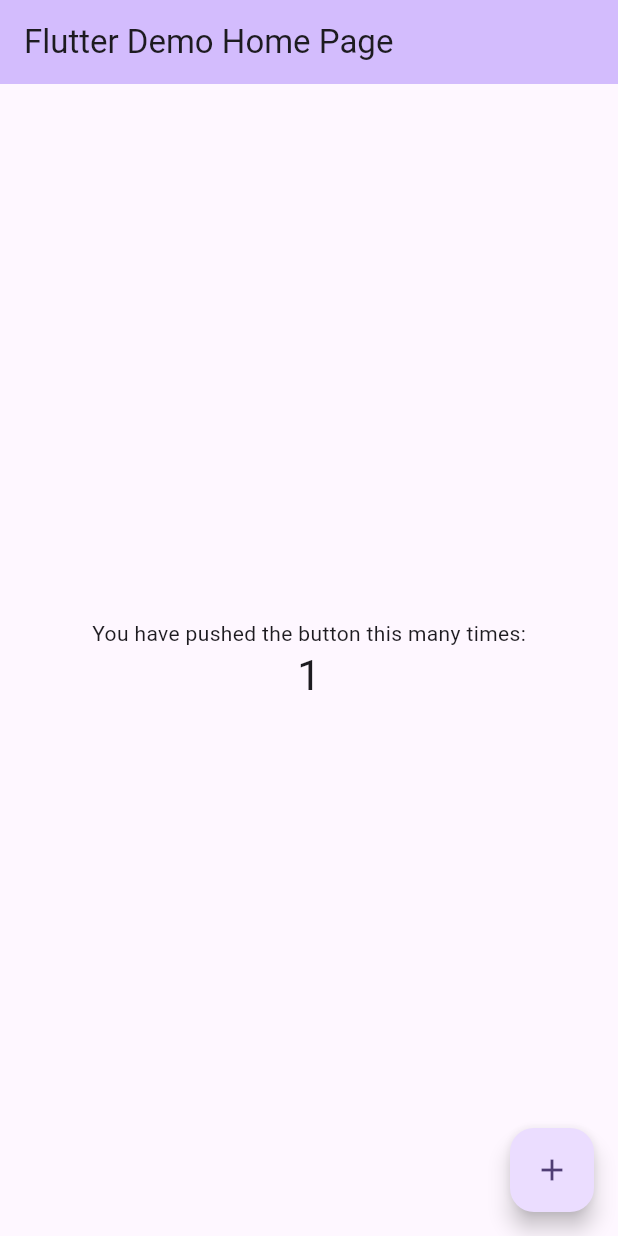
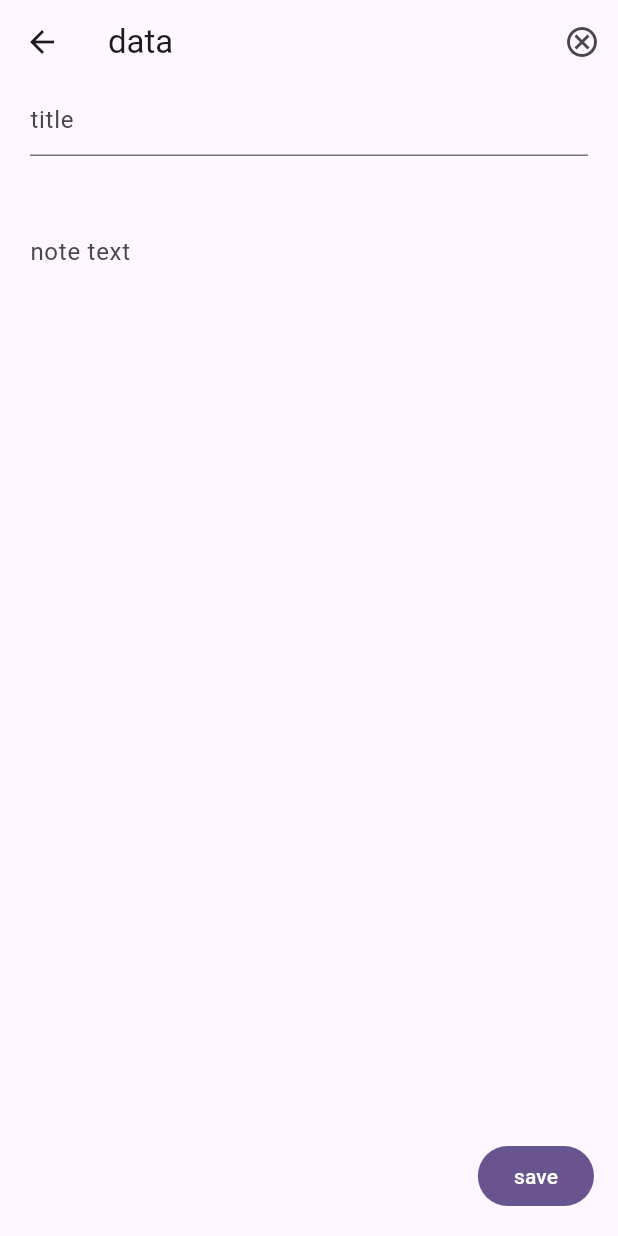
Before and after one commit to crazyysasha/notes, a Flutter app: the screen it shows after launch, after a tap on the "add" icon, on a phone screen of 412 x 824 dp. Run offline on Flutter 3.47's test engine with Material 3 defaults, Android fonts, the phone set to English and light mode, and no system bars; our stand-ins replace bloc, freezed_annotation, go_router, hive; missing offline and left inert: dart:ffi; accounts and stored records are empty.

Commit message:
add bloc and screens

```diff
--- /dev/null
+++ b/lib/blocs/note_list_bloc/note_list_event.dart
@@ -0,0 +1,6 @@
+part of 'note_list_bloc.dart';
+
+@freezed
+class NoteListEvent with _$NoteListEvent {
+  const factory NoteListEvent.loadRequested() = _LoadRequested;
+}
--- /dev/null
+++ b/lib/core/config/router.dart
@@ -0,0 +1,44 @@
+import 'package:go_router/go_router.dart';
+import 'package:notes/screens/deleted_notes_screen.dart';
+import 'package:notes/screens/home_screen.dart';
+import 'package:notes/screens/note_edit_screen.dart';
+import 'package:notes/screens/shell_scaffold.dart';
+
+class NotesRouter {
+  final GoRouter router = GoRouter(
+    initialLocation: '/',
+    routes: [
+      StatefulShellRoute.indexedStack(
+        builder: (context, state, navigationShell) => ShellScaffold(
+          navigationShell: navigationShell,
+        ),
+        branches: [
+          StatefulShellBranch(
+            routes: [
+              GoRoute(
+                name: 'notes',
+                path: '/',
+                builder: (context, state) => const HomeScreen(),
+                routes: [],
+              ),
+            ],
+          ),
+          StatefulShellBranch(
+            routes: [
+              GoRoute(
+                name: 'deleted notes',
+                path: '/deleted',
+                builder: (context, state) => const DeletedNotesScreen(),
+              ),
+            ],
+          ),
+        ],
+      ),
+      GoRoute(
+        name: 'note.edit',
+        path: '/edit',
+        builder: (context, state) => NotesEditScreen(),
+      ),
+    ],
+  );
+}
--- /dev/null
+++ b/lib/features/feature1/application/services/services.dart
@@ -0,0 +1,13 @@
+import 'dart:async';
+
+import 'package:notes/features/feature1/data/repositories/repositories.dart';
+
+import '../../data/models/models.dart';
+
+abstract class NotesDataSeriveInterface {
+  FutureOr<List<Note>> get();
+  FutureOr<Note> getById(dynamic id);
+  FutureOr<void> delete(dynamic id);
+  FutureOr<Note> store(Note model);
+  FutureOr<Note> update();
+}
--- a/lib/main.dart
+++ b/lib/main.dart
@@ -1,4 +1,7 @@
 import 'package:flutter/material.dart';
+import 'package:notes/core/config/router.dart';
+import 'package:notes/screens/home_screen.dart';
+import 'package:notes/screens/shell_scaffold.dart';
 
 void main() {
   runApp(const MyApp());
@@ -9,76 +12,36 @@ class MyApp extends StatelessWidget {
 
   @override
   Widget build(BuildContext context) {
-    return MaterialApp(
-      title: 'Flutter Demo',
+    return MaterialApp.router(
+      routerConfig: NotesRouter().router,
       theme: ThemeData(
         colorScheme: ColorScheme.fromSeed(seedColor: Colors.deepPurple),
         useMaterial3: true,
       ),
-      home: const MyHomePage(title: 'Flutter Demo Home Page'),
     );
   }
 }
 
 class MyHomePage extends StatefulWidget {
-  const MyHomePage({super.key, required this.title});
-
-  final String title;
+  const MyHomePage({super.key});
 
   @override
   State<MyHomePage> createState() => _MyHomePageState();
 }
 
 class _MyHomePageState extends State<MyHomePage> {
-  int _counter = 0;
-
-  void _incrementCounter() {
-    setState(() {
-      _counter++;
-    });
-  }
-
   @override
   Widget build(BuildContext context) {
     return Scaffold(
       appBar: AppBar(
         backgroundColor: Theme.of(context).colorScheme.inversePrimary,
-        title: Text(widget.title),
       ),
       body: Center(
-        // Center is a layout widget. It takes a single child and positions it
-        // in the middle of the parent.
         child: Column(
-          // Column is also a layout widget. It takes a list of children and
-          // arranges them vertically. By default, it sizes itself to fit its
-          // children horizontally, and tries to be as tall as its parent.
-          //
-          // Column has various properties to control how it sizes itself and
-          // how it positions its children. Here we use mainAxisAlignment to
-          // center the children vertically; the main axis here is the vertical
-          // axis because Columns are vertical (the cross axis would be
-          // horizontal).
-          //
-          // TRY THIS: Invoke "debug painting" (choose the "Toggle Debug Paint"
-          // action in the IDE, or press "p" in the console), to see the
-          // wireframe for each widget.
           mainAxisAlignment: MainAxisAlignment.center,
-          children: <Widget>[
-            const Text(
-              'You have pushed the button this many times:',
-            ),
-            Text(
-              '$_counter',
-              style: Theme.of(context).textTheme.headlineMedium,
-            ),
-          ],
+          children: [],
         ),
       ),
-      floatingActionButton: FloatingActionButton(
-        onPressed: _incrementCounter,
-        tooltip: 'Increment',
-        child: const Icon(Icons.add),
-      ), // This trailing comma makes auto-formatting nicer for build methods.
     );
   }
 }
--- /dev/null
+++ b/lib/screens/home_screen.dart
@@ -0,0 +1,27 @@
+import 'package:flutter/material.dart';
+import 'package:go_router/go_router.dart';
+
+class HomeScreen extends StatelessWidget {
+  const HomeScreen({super.key});
+
+  @override
+  Widget build(BuildContext context) {
+    return Scaffold(
+      appBar: AppBar(
+        title: Text('notes'),
+      ),
+      body: ListView.builder(
+        itemBuilder: (context, index) => ListTile(
+          onTap: () => context.push('/edit'),
+          title: Text('data'),
+        ),
+      ),
+      floatingActionButton: FloatingActionButton(
+        onPressed: () {
+          context.push('/edit');
+        },
+        child: Icon(Icons.add),
+      ),
+    );
+  }
+}
--- /dev/null
+++ b/lib/screens/note_edit_screen.dart
@@ -0,0 +1,99 @@
+import 'package:flutter/cupertino.dart';
+import 'package:flutter/material.dart';
+import 'package:flutter/widgets.dart';
+import 'package:go_router/go_router.dart';
+
+class NotesEditScreen extends StatelessWidget {
+  NotesEditScreen({super.key});
+
+  final FocusNode focusNode = FocusNode();
+  @override
+  Widget build(BuildContext context) {
+    return Scaffold(
+      appBar: AppBar(
+        title: const Text('data'),
+        actions: [
+          IconButton(
+            onPressed: () {
+              showDialog(
+                context: context,
+                builder: (context) => AlertDialog(
+                  actionsAlignment: MainAxisAlignment.spaceAround,
+                  title: const Text(
+                    'delete note?',
+                    textAlign: TextAlign.center,
+                  ),
+                  actions: [
+                    FilledButton(
+                      onPressed: () {},
+                      child: const Text('yes'),
+                    ),
+                    FilledButton(
+                      onPressed: () {},
+                      child: const Text('no'),
+                    ),
+                  ],
+                ),
+              );
+            },
+            icon: const Icon(Icons.cancel_outlined),
+          ),
+        ],
+      ),
+      body: GestureDetector(
+        onTap: () {
+          focusNode.requestFocus();
+        },
+        child: Column(
+          children: [
+            Expanded(
+              child: CustomScrollView(
+                scrollBehavior: const CupertinoScrollBehavior(),
+                slivers: [
+                  SliverFillRemaining(
+                    hasScrollBody: false,
+                    fillOverscroll: true,
+                    child: Column(
+                      children: [
+                        const Padding(
+                          padding: EdgeInsets.only(
+                            bottom: 40,
+                            left: 20,
+                            right: 20,
+                          ),
+                          child: TextField(
+                            decoration: InputDecoration(hintText: 'title'),
+                          ),
+                        ),
+                        Padding(
+                          padding: const EdgeInsets.only(
+                            bottom: 40,
+                            left: 20,
+                            right: 20,
+                          ),
+                          child: TextField(
+                            focusNode: focusNode,
+                            maxLines: 9999,
+                            minLines: 1,
+                            decoration: const InputDecoration(
+                              hintText: 'note text',
+                              border: InputBorder.none,
+                            ),
+                          ),
+                        ),
+                      ],
+                    ),
+                  ),
+                ],
+              ),
+            ),
+          ],
+        ),
+      ),
+      floatingActionButton: FilledButton(
+        onPressed: () {},
+        child: const Text('save'),
+      ),
+    );
+  }
+}
--- /dev/null
+++ b/lib/screens/shell_scaffold.dart
@@ -0,0 +1,34 @@
+import 'package:flutter/material.dart';
+import 'package:go_router/src/route.dart';
+
+class ShellScaffold extends StatelessWidget {
+  final StatefulNavigationShell navigationShell;
+  ShellScaffold({
+    super.key,
+    required this.navigationShell,
+  });
+
+  final Map<String, IconData> icons = {
+    'default': Icons.home,
+    'notes': Icons.notes_outlined,
+    'deleted notes': Icons.delete_outline_outlined,
+  };
+
+  @override
+  Widget build(BuildContext context) {
+    return Scaffold(
+      body: navigationShell,
+      bottomNavigationBar: BottomNavigationBar(
+        onTap: navigationShell.goBranch,
+        currentIndex: navigationShell.currentIndex,
+        items: [
+          for (final branch in navigationShell.route.branches)
+            BottomNavigationBarItem(
+              label: branch.defaultRoute!.name ?? 'fuck',
+              icon: Icon(icons[branch.defaultRoute?.name] ?? icons['default']),
+            ),
+        ],
+      ),
+    );
+  }
+}
--- a/pubspec.yaml
+++ b/pubspec.yaml
@@ -40,6 +40,7 @@ dependencies:
   json_annotation: ^4.9.0
   hive: ^2.2.3
   hive_flutter: ^1.1.0
+  bloc: ^8.1.4
 
 dev_dependencies:
   flutter_test:
```
Also changed, not shown: lib/blocs/note_list_bloc/note_list_bloc.dart (added, +42 -0 lines), lib/blocs/note_list_bloc/note_list_state.dart (added, +11 -0 lines), lib/screens/deleted_notes_screen.dart (added, +17 -0 lines), lib/blocs/note_list_bloc/note_list_bloc.freezed.dart (added), pubspec.lock, 3 other files.
